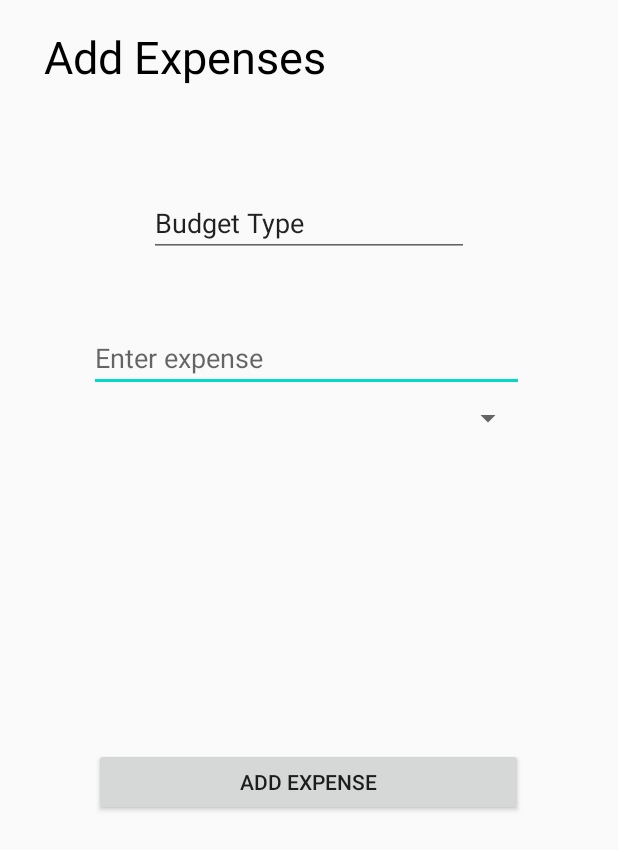
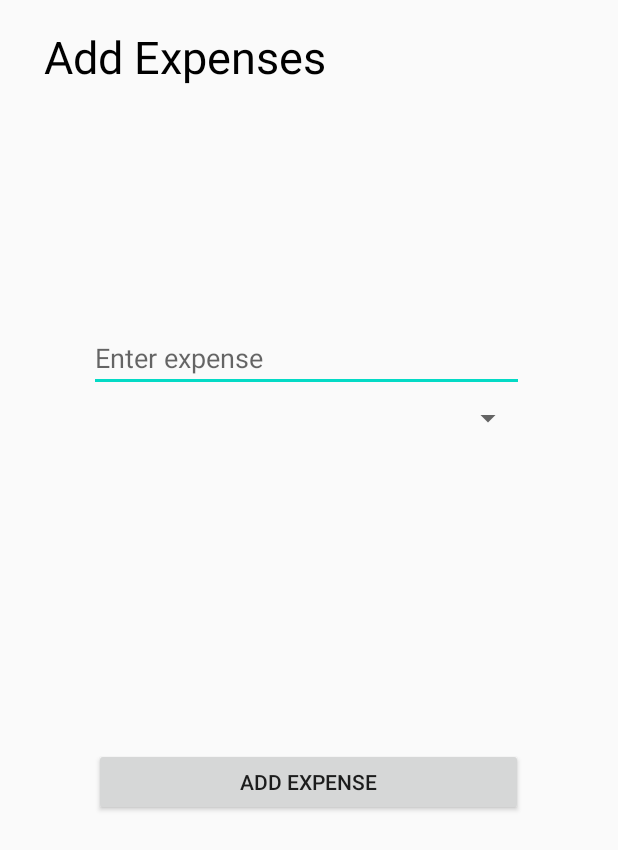
Before and after one commit to Haider-01/CS160-Project, an Android app: the layout expense.xml on its own in the app's theme, with its tools: preview values and no code run, on a phone screen of 412 x 824 dp. Shown: the top 850 px of the screen. Run offline under Robolectric (Android 15) with nearby library versions, the light colour scheme and no system bars.

Commit message:
Removed xml in add expenses

```diff
--- a/app/src/main/java/com/example/CS160Broque/addExpense.java
+++ b/app/src/main/java/com/example/CS160Broque/addExpense.java
@@ -18,6 +18,7 @@ import android.view.Menu;
 import android.view.MenuItem;
 import android.view.View;
 import android.view.ViewGroup;
+import android.widget.AdapterView;
 import android.widget.ArrayAdapter;
 import android.widget.Button;
 import android.widget.EditText;
--- a/app/src/main/res/layout/expense.xml
+++ b/app/src/main/res/layout/expense.xml
@@ -58,16 +58,4 @@
         app:layout_constraintTop_toBottomOf="@+id/linearLayout_expense"
         app:layout_constraintVertical_bias="0.261" />
 
-    <EditText
-        android:id="@+id/edit_budgetType"
-        android:layout_width="wrap_content"
-        android:layout_height="wrap_content"
-        android:ems="10"
-        android:inputType="textPersonName"
-        android:text="Budget Type"
-        app:layout_constraintBottom_toTopOf="@+id/linearLayout_expense"
-        app:layout_constraintEnd_toEndOf="parent"
-        app:layout_constraintStart_toStartOf="parent"
-        app:layout_constraintTop_toBottomOf="@+id/tv_title_expense" />
-
 </androidx.constraintlayout.widget.ConstraintLayout>
```
